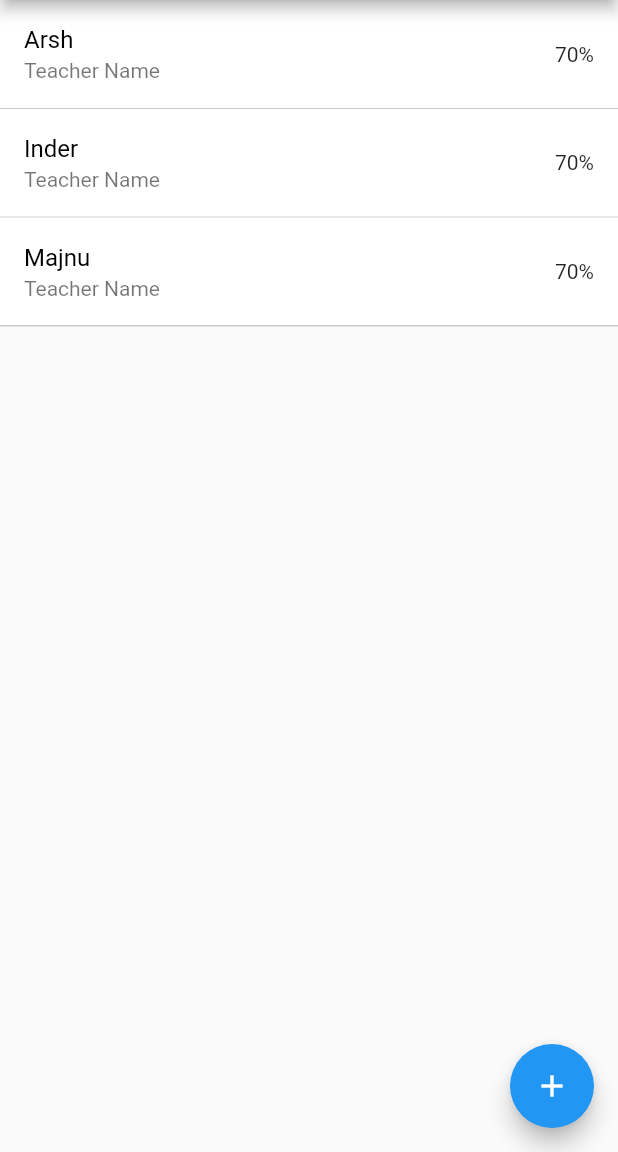
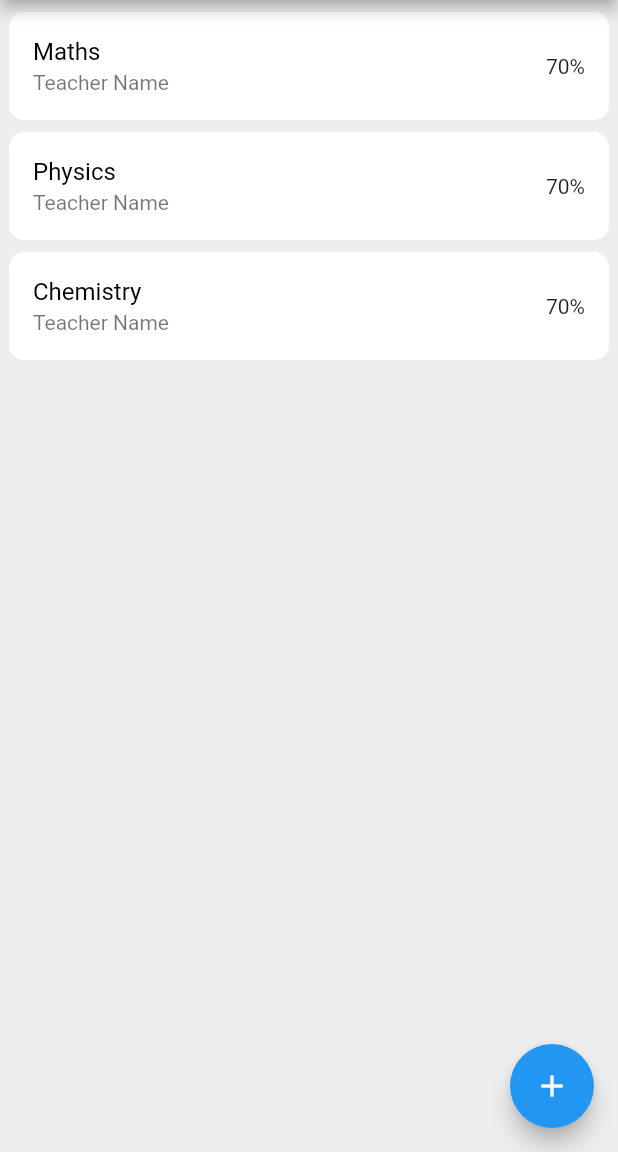
Before and after one commit to kunaldiwakar31/attendence-app, a Flutter app: the StudentHome screen opened directly, on a phone screen of 412 x 824 dp, the part 84-1236 px from its top. Run offline on Flutter 3.47's test engine with Material 2 defaults, Android fonts, the light colour scheme and no system bars; our stand-ins replace cloud_firestore, firebase_auth, firebase_core; accounts and stored records are empty.

Commit message:
Added new ui elements

```diff
--- a/lib/StudentHome.dart
+++ b/lib/StudentHome.dart
@@ -12,24 +12,23 @@ class _StudentHomeState extends State<StudentHome> {
 
   @override
   Widget build(BuildContext context) {
-    List<String> name = ['Arsh', 'Inder', 'Majnu'];
+    List<String> name = ['Maths', 'Physics', 'Chemistry'];
     return Scaffold(
       appBar: AppBar(
         title: const Text("Attendence App"),
       ),
       body: Container(
+        key: GlobalKey(),
         child: Column(
           children: List.generate(
               name.length,
-              (index) => Container(
+              (index) => Padding(
+                    padding:
+                        const EdgeInsets.only(top: 8.0, left: 6.0, right: 6.0),
+                    child: Container(
                       decoration: BoxDecoration(
                         color: tileColor,
-                      border: const Border(
-                        bottom: BorderSide(
-                          color: Colors.black38,
-                          width: 0.5,
-                        ),
-                      ),
+                        borderRadius: BorderRadius.circular(10),
                       ),
                       child: ListTile(
                         title: Text(
@@ -40,6 +39,7 @@ class _StudentHomeState extends State<StudentHome> {
                         ),
                         subtitle: const Text('Teacher Name'),
                         trailing: const Text('70%'),
+                      ),
                     ),
                   )),
         ),
@@ -104,6 +104,7 @@ class _StudentHomeState extends State<StudentHome> {
         backgroundColor: Colors.blue,
         child: const Icon(Icons.add),
       ),
+      backgroundColor: Colors.grey.shade200,
     );
   }
 }
```
Also changed, not shown: lib/TeacherHome.dart (+10 -3 lines), lib/joinClass.dart (+19 -5 lines), flutter_01.png (added). Lines whose indentation alone changed are shown as unchanged.
